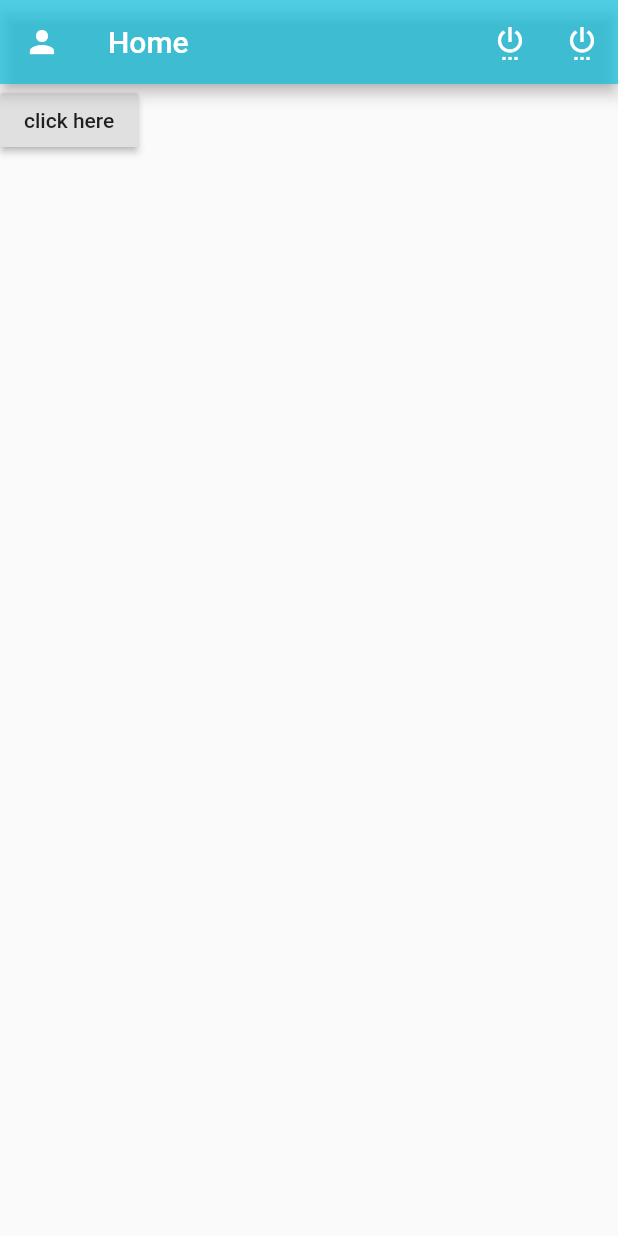
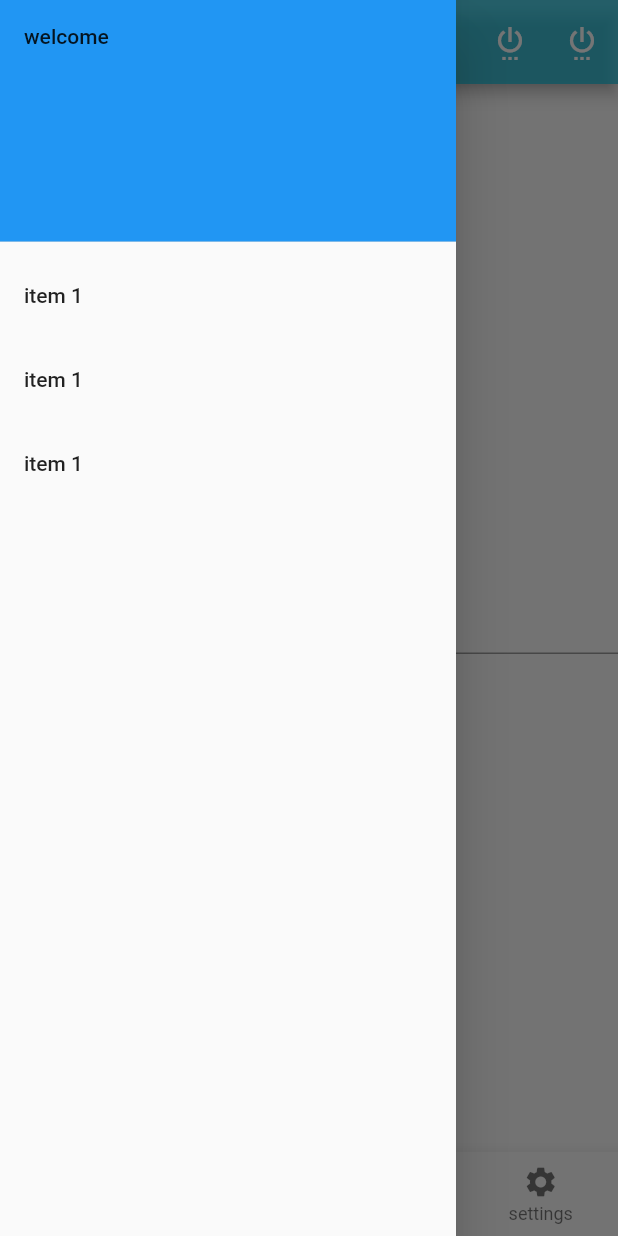
Before and after one commit to development1soft/Flutter-Mastering-Level-1, a Flutter app: the screen it shows after launch, with the side drawer open (before the commit the screen has no drawer), on a phone screen of 412 x 824 dp. Run offline on Flutter 3.47's test engine with Material 2 defaults, Android fonts, the phone set to English and light mode, and no system bars.

Commit message:
level 1 done

```diff
--- a/lib/main.dart
+++ b/lib/main.dart
@@ -1,4 +1,5 @@
 import 'package:flutter/material.dart';
+import 'package:flutter_mastering_level_1/src/another.dart';
 import 'package:flutter_mastering_level_1/src/home.dart';
 
 void main() => runApp(MyFirstApp());
@@ -10,8 +11,12 @@ class MyFirstApp extends StatelessWidget{
 
     return MaterialApp(
       title: 'First App',
-      home: HomeScreen(),
       debugShowCheckedModeBanner: false,
+      initialRoute: '/',
+      routes: {
+        '/' : (context)=>HomeScreen(),
+        '/another' : (context)=>Another()
+      },
     );
 
   }
--- a/lib/src/home.dart
+++ b/lib/src/home.dart
@@ -1,4 +1,6 @@
 import 'package:flutter/material.dart';
+
+import 'another.dart';
 
 class HomeScreen extends StatefulWidget{
   @override
@@ -39,14 +41,24 @@ class _HomeScreenState extends State<HomeScreen> {
 
   }
 
+  final GlobalKey<ScaffoldState> _scaffoldKey = new GlobalKey<ScaffoldState>();
+
+  var _selectedIndex = 0;
+
   @override
   Widget build(BuildContext context) {
     return Scaffold(
+      key: _scaffoldKey,
       appBar: AppBar(
         title : Text('Home'),
         // centerTitle: true,
         backgroundColor: Color.fromRGBO(10, 191, 222, .7),
-        leading: Icon(Icons.person),
+        leading: IconButton(
+          icon : Icon(Icons.person),
+          onPressed: (){
+            _scaffoldKey.currentState.openDrawer();
+          },
+        ),
         // elevation: 0,
         actions: <Widget>[
           IconButton(
@@ -63,94 +75,115 @@ class _HomeScreenState extends State<HomeScreen> {
           )
         ],
       ),
-      body: Column(
+      body: Center(
+        child: TextFormField(),
+      ),
+      // body: GridView.count(
+      //   crossAxisCount: 2,
+      //   children: List.generate(10, (index){
+      //     return Center(
+      //       child: Text('item ${index}'),
+      //     );
+      //   }),
+      // ),
+      drawer: Drawer(
+        child: ListView(
+          padding: EdgeInsets.zero,
           children: <Widget>[
-          RaisedButton(
-            child: Text('click here'),
-            onPressed: (){
-              return showDialog<void>(
-                context: context,
-                builder: (BuildContext context){
-                  return AlertDialog(
-                    title: Text('Please Tell Us'),
-                    actions: <Widget>[
-                      FlatButton(
-                        child: Text('exit'),
-                        onPressed: (){
-                          Navigator.of(context).pop();
+            DrawerHeader(
+              child : Text('welcome'),
+              decoration: BoxDecoration(
+                color: Colors.blue
+              ),
+            ),
+            ListTile(
+              title: Text('item 1'),
+              onTap: (){
+                print('item 1');
+              },
+            ),
+            ListTile(
+              title: Text('item 1'),
+              onTap: (){
+                print('item 1');
+              },
+            ),
+            ListTile(
+              title: Text('item 1'),
+              onTap: (){
+                print('item 1');
               },
             )
           ],
-                    content: Container(
-                      width: 300,
-                      height: 300,
-                      child: Text('Are You Sure ? '),
+        ),
+      ),
+      bottomNavigationBar: BottomNavigationBar(
+        type: BottomNavigationBarType.fixed,
+        items : <BottomNavigationBarItem>[
+          BottomNavigationBarItem(
+            icon : Icon(Icons.home),
+            title: Text('home')
+          ),
+          BottomNavigationBarItem(
+            icon : Icon(Icons.settings),
+            title: Text('settings')
+          ),
+          BottomNavigationBarItem(
+            icon : Icon(Icons.settings),
+            title: Text('settings')
+          ),
+          BottomNavigationBarItem(
+            icon : Icon(Icons.settings),
+            title: Text('settings')
+          ),
+
+        ],
+        currentIndex: _selectedIndex,
+        // backgroundColor: Colors.green,
+        selectedItemColor: Colors.red,
+        onTap: onItemPressed,
       ),
     );
   }
-              );
-            },
-          )
-          // Text('${name}')
-          // GestureDetector(
-          //   child: Container(
-          //     width: 200,
-          //     height: 300,
-          //     color: Colors.red,
-          //     child: Text('welcome'),
-          //   ),
-          //   onTap: (){
-          //     print('clicked');
-          //   },
-          // )
-          // DropdownButton(
-          //   hint: Text('Select Your Country'),
-          //   value: init_btn,
-          //   onChanged: (String val){
-          //     setState(() {
-          //       init_btn = val;
-          //     });
-          //   },
-          //   items: <String>['egypt','jordan','kuwait'].map<DropdownMenuItem<String>>((String country){
-          //     return DropdownMenuItem<String>(
-          //       child: Text(country),
-          //       value: country,
-          //     );
-          //   }).toList(),
-          // )
 
-          // Switch(
-          //   value: switch_val,
-          //   onChanged: (value){
-          //     setState(() {
-          //       switch_val = value;
-          //     });
-          //   },
-          //   activeColor: Colors.red,
-          //   activeTrackColor: Colors.black,
-          //   inactiveTrackColor: Colors.blue,
-          //   inactiveThumbColor: Colors.green,
+  onItemPressed(index)
+  {
 
-          // ),
-          // SwitchListTile(
-          //   title: Text('Allow Notifications'),
-          //   subtitle: Text('every 24 hours'),
-          //   secondary: Icon(Icons.notifications),
-          //   // dense: true,
-          //   isThreeLine: true,
-          //   value: switch_val,
-          //   onChanged: (value){
-          //     setState(() {
-          //       switch_val = value;
-          //     });
-          //   },
-          //   // activeColor: Colors.red,
-          //   // activeTrackColor: Colors.black,
-          //   // inactiveTrackColor: Colors.blue,
-          //   // inactiveThumbColor: Colors.green,
-          // )
-        ],
-      )
-    );
+    setState(() {
+
+      _selectedIndex = index;
+
+    });
+
+    switch(index){
+      case 0 :
+        print('go to home');
+      break;
+
+      case 1 :
+
+        // Navigator.push(context, MaterialPageRoute(builder: (context)=>Another()));
+
+        Navigator.pushNamed(context, '/another');
+
+        // Navigator.of(context).pushNamedAndRemoveUntil('/another', (Route<dynamic> route) => false);
+
+        // Navigator.of(context).pushAndRemoveUntil(MaterialPageRoute(builder: (context)=>Another()), (Route<dynamic> route) => false);
+
+        // Navigator.pushReplacement(context, MaterialPageRoute(builder: (context)=>Another()));
+
+        // Navigator.pushReplacementNamed(context, '/another');
+      break;
+
+      case 2 :
+        print('go to settings 2');
+      break;
+
+      case 3 :
+        print('go to settings 3');
+      break;
     }
   }
+
+
+}
```
Also changed, not shown: history.txt (+92 -0 lines), lib/src/another.dart (added, +30 -0 lines). Lines whose indentation alone changed are shown as unchanged.
